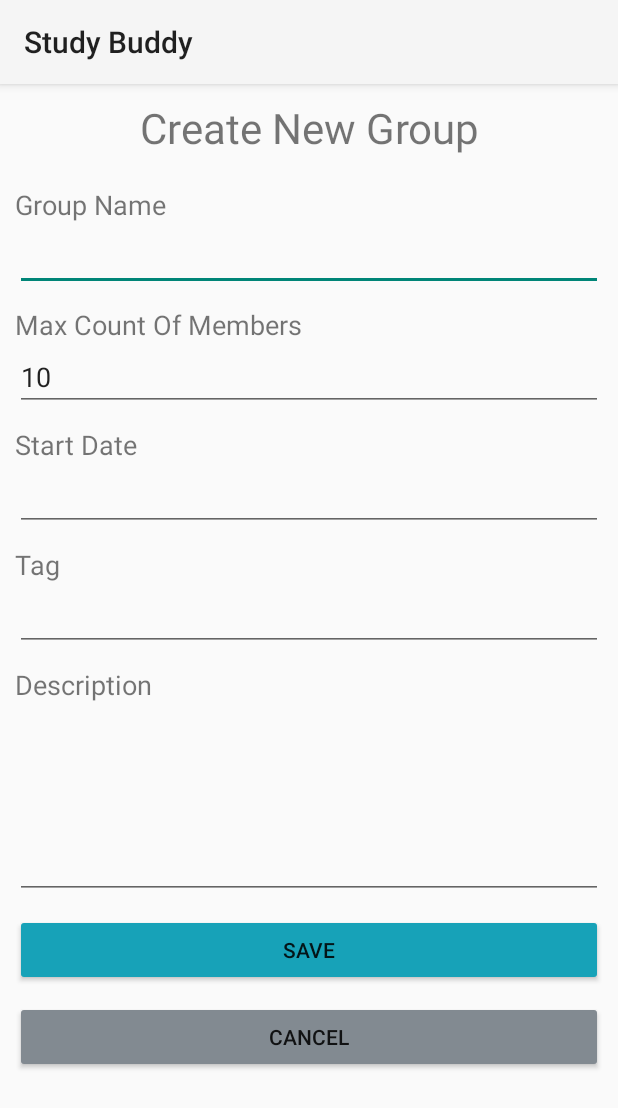
After one commit to samboy2002/ISCG7424-MAD-Group-Assignment, an Android app: the GroupCreateActivity screen opened directly, with no data from a screen before it, on a phone screen of 412 x 824 dp. The commit adds this screen. Shown: the top 1108 px of the screen. Run offline under Robolectric (Android 15) with nearby library versions, the phone set to English and light mode, and no system bars.

Commit message:
Add group creating

```diff
--- a/app/src/main/AndroidManifest.xml
+++ b/app/src/main/AndroidManifest.xml
@@ -12,6 +12,9 @@
         android:supportsRtl="true"
         android:theme="@style/Theme.GroupAssignment"
         tools:targetApi="31">
+        <activity
+            android:name=".activities.GroupCreateActivity"
+            android:exported="false" />
         <activity
             android:name=".activities.HomeActivity"
             android:exported="false" />
--- /dev/null
+++ b/app/src/main/java/unitec/iscg7424/groupassignment/activities/GroupCreateActivity.java
@@ -0,0 +1,90 @@
+package unitec.iscg7424.groupassignment.activities;
+
+import androidx.appcompat.app.AppCompatActivity;
+
+import android.app.DatePickerDialog;
+import android.os.Bundle;
+import android.text.InputType;
+import android.text.TextUtils;
+import android.view.View;
+import android.widget.EditText;
+import android.widget.Toast;
+
+import com.google.android.gms.tasks.OnSuccessListener;
+
+import java.util.Calendar;
+
+import unitec.iscg7424.groupassignment.R;
+import unitec.iscg7424.groupassignment.models.StudyGroup;
+import unitec.iscg7424.groupassignment.utlities.Database;
+
+public class GroupCreateActivity extends AppCompatActivity {
+    private EditText txtGroupName;
+    private EditText txtMaxMemberCount;
+    private EditText txtStartDate;
+    private EditText txtTag;
+    private EditText txtDescription;
+
+    @Override
+    protected void onCreate(Bundle savedInstanceState) {
+        super.onCreate(savedInstanceState);
+        setContentView(R.layout.activity_group_create);
+
+        txtGroupName = findViewById(R.id.txt_group_name);
+        txtMaxMemberCount = findViewById(R.id.txt_max_member_count);
+        txtStartDate = findViewById(R.id.txt_start_date);
+        txtTag = findViewById(R.id.txt_tag);
+        txtDescription = findViewById(R.id.txt_description);
+
+        txtStartDate.setInputType(InputType.TYPE_NULL);
+        txtStartDate.setOnClickListener(view -> {
+            final Calendar cldr = Calendar.getInstance();
+            int day = cldr.get(Calendar.DAY_OF_MONTH);
+            int month = cldr.get(Calendar.MONTH);
+            int year = cldr.get(Calendar.YEAR);
+            // date picker dialog
+            DatePickerDialog picker = new DatePickerDialog(this,
+                                                           (view1, year1, monthOfYear, dayOfMonth) -> txtStartDate.setText(dayOfMonth + "/" + (monthOfYear + 1) + "/" + year1), year, month, day);
+            picker.show();
+        });
+
+        findViewById(R.id.btn_save).setOnClickListener(this::onCreateGroup);
+        findViewById(R.id.btn_cancel).setOnClickListener(unused -> finish());
+    }
+
+    private void onCreateGroup(View view) {
+        if (TextUtils.isEmpty(txtGroupName.getText())) {
+            txtGroupName.setError("Group name is required");
+            return;
+        }
+        if (TextUtils.isEmpty(txtMaxMemberCount.getText())) {
+            txtMaxMemberCount.setError("The count of members is required.");
+            return;
+        }
+        if (TextUtils.isEmpty(txtStartDate.getText())) {
+            txtStartDate.setError("Start date is required");
+            return;
+        }
+        if (TextUtils.isEmpty(txtTag.getText())) {
+            txtTag.setError("Tag is required");
+            return;
+        }
+        if (TextUtils.isEmpty(txtDescription.getText())) {
+            txtDescription.setError("Description is required");
+            return;
+        }
+
+        StudyGroup studyGroup = new StudyGroup();
+        studyGroup.setName(txtGroupName.getText().toString());
+        studyGroup.setMaxMembers(Integer.valueOf(txtMaxMemberCount.getText().toString(), 10));
+        studyGroup.setStartDate(txtStartDate.getText().toString());
+        studyGroup.setTag(txtTag.getText().toString());
+        studyGroup.setDescription(txtDescription.getText().toString());
+
+        Database.saveGroup(studyGroup).addOnSuccessListener(unused -> {
+            Toast.makeText(this, "New group was created successfully.", Toast.LENGTH_SHORT)
+                 .show();
+            finish();
+        });
+    }
+}
--- /dev/null
+++ b/app/src/main/res/layout/activity_group_create.xml
@@ -0,0 +1,88 @@
+<?xml version="1.0" encoding="utf-8"?>
+<LinearLayout xmlns:android="http://schemas.android.com/apk/res/android"
+    xmlns:app="http://schemas.android.com/apk/res-auto"
+    xmlns:tools="http://schemas.android.com/tools"
+    android:layout_width="match_parent"
+    android:layout_height="match_parent"
+    android:orientation="vertical"
+    android:padding="10dp"
+    tools:context=".activities.GroupCreateActivity">
+
+    <TextView
+        android:layout_width="match_parent"
+        android:layout_height="wrap_content"
+        android:textSize="28sp"
+        android:textAlignment="center"
+        android:layout_marginBottom="20dp"
+        android:text="@string/create_new_group"/>
+
+    <TextView
+        android:layout_width="match_parent"
+        android:layout_height="wrap_content"
+        android:text="@string/group_name"
+        android:textSize="18sp"/>
+    <EditText
+        android:id="@+id/txt_group_name"
+        android:layout_width="match_parent"
+        android:layout_height="wrap_content"
+        android:layout_marginBottom="10dp"/>
+    <TextView
+        android:layout_width="match_parent"
+        android:layout_height="wrap_content"
+        android:textSize="18sp"
+        android:text="@string/max_count_of_members"/>
+    <EditText
+        android:id="@+id/txt_max_member_count"
+        android:layout_width="match_parent"
+        android:layout_height="wrap_content"
+        android:inputType="number"
+        android:layout_marginBottom="10dp"
+        android:text="@string/default_member_count"/>
+    <TextView
+        android:layout_width="match_parent"
+        android:layout_height="wrap_content"
+        android:textSize="18sp"
+        android:text="@string/start_date"/>
+    <EditText
+        android:id="@+id/txt_start_date"
+        android:layout_width="match_parent"
+        android:layout_height="wrap_content"
+        android:layout_marginBottom="10dp"
+        android:inputType="date"/>
+    <TextView
+        android:layout_width="match_parent"
+        android:layout_height="wrap_content"
+        android:textSize="18sp"
+        android:text="@string/tag"/>
+    <EditText
+        android:id="@+id/txt_tag"
+        android:layout_width="match_parent"
+        android:layout_height="wrap_content"
+        android:layout_marginBottom="10dp"/>
+    <TextView
+        android:layout_width="match_parent"
+        android:layout_height="wrap_content"
+        android:text="@string/description"
+        android:textSize="18sp"/>
+    <EditText
+        android:id="@+id/txt_description"
+        android:layout_width="match_parent"
+        android:layout_height="wrap_content"
+        android:lines="5"
+        android:inputType="textMultiLine"
+        android:gravity="top|start"
+        android:layout_marginBottom="10dp"/>
+    <Button
+        android:id="@+id/btn_save"
+        android:layout_width="match_parent"
+        android:layout_height="wrap_content"
+        android:text="@string/save"
+        android:backgroundTint="@color/primary"
+        android:layout_marginBottom="10dp"/>
+    <Button
+        android:id="@+id/btn_cancel"
+        android:layout_width="match_parent"
+        android:layout_height="wrap_content"
+        android:text="@string/cancel"
+        android:backgroundTint="@color/gray"/>
+</LinearLayout>
--- a/app/src/main/res/values/strings.xml
+++ b/app/src/main/res/values/strings.xml
@@ -19,5 +19,13 @@
     <string name="err_password_required">The password is required.</string>
     <string name="err_invalid_confirm_password">The confirm password is invalid.</string>
     <string name="err_invalid_account">Email or Password is invalid.</string>
-
+    <string name="my_groups">My Groups</string>
+    <string name="create_new_group">Create New Group</string>
+    <string name="group_name">Group Name</string>
+    <string name="save">Save</string>
+    <string name="description">Description</string>
+    <string name="start_date">Start Date</string>
+    <string name="max_count_of_members">Max Count Of Members</string>
+    <string name="tag">Tag</string>
+    <string name="default_member_count">10</string>
 </resources>
```
Also changed, not shown: app/src/main/java/unitec/iscg7424/groupassignment/activities/GroupFragment.java (+10 -7 lines), app/src/main/java/unitec/iscg7424/groupassignment/activities/HomeActivity.java (+24 -0 lines), app/src/main/java/unitec/iscg7424/groupassignment/activities/ProfileFragment.java (added, +66 -0 lines), app/src/main/java/unitec/iscg7424/groupassignment/activities/TaskFragment.java (added, +29 -0 lines), app/src/main/java/unitec/iscg7424/groupassignment/activities/ToolsFragment.java (added, +67 -0 lines), app/src/main/java/unitec/iscg7424/groupassignment/models/StudyGroup.java (+30 -0 lines), app/src/main/java/unitec/iscg7424/groupassignment/utlities/Database.java (+19 -1 lines), app/src/main/res/layout/fragment_group.xml (+18 -3 lines), app/src/main/res/layout/fragment_profile.xml (added, +14 -0 lines), app/src/main/res/layout/fragment_task.xml (added, +14 -0 lines), app/src/main/res/layout/fragment_tools.xml (added, +14 -0 lines).
